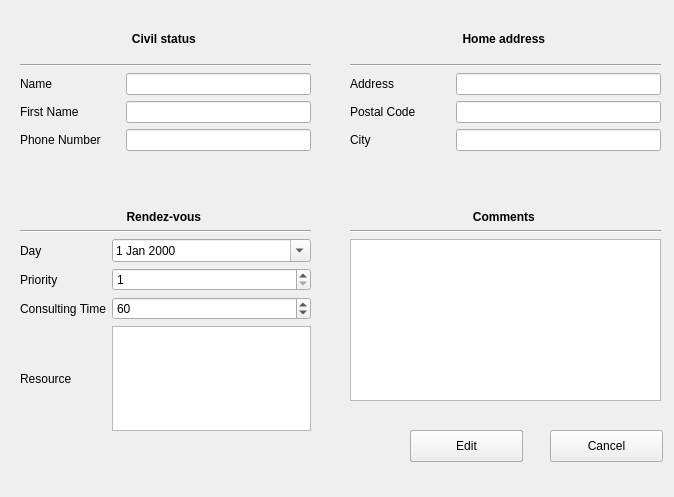
The window that customer.ui (GouVsky/Projet_C-) describes before a commit, drawn with Qt 5.
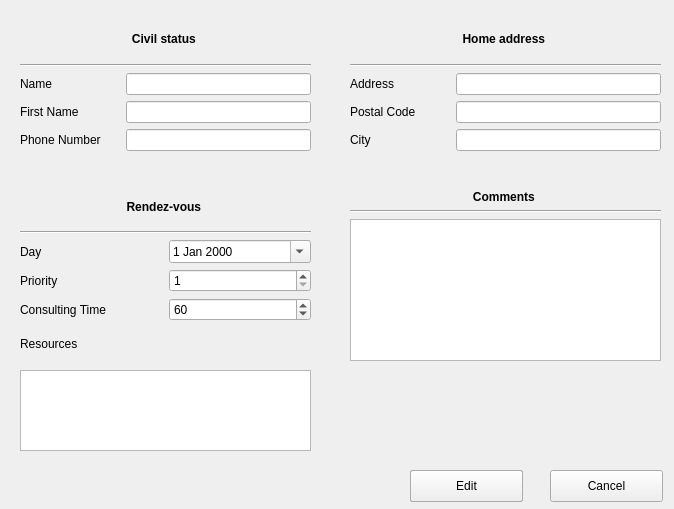
The same window after the commit.

Commit message: Update of selected resources method.

```diff
--- a/customer.ui
+++ b/customer.ui
@@ -7,7 +7,7 @@
     <x>0</x>
     <y>0</y>
     <width>674</width>
-    <height>497</height>
+    <height>509</height>
    </rect>
   </property>
   <property name="windowTitle">
@@ -17,7 +17,7 @@
    <property name="geometry">
     <rect>
      <x>410</x>
-     <y>430</y>
+     <y>470</y>
      <width>113</width>
      <height>32</height>
     </rect>
@@ -111,9 +111,9 @@
    <property name="geometry">
     <rect>
      <x>350</x>
-     <y>210</y>
+     <y>190</y>
      <width>311</width>
-     <height>191</height>
+     <height>171</height>
     </rect>
    </property>
    <layout class="QGridLayout" name="layoutComments">
@@ -143,9 +143,9 @@
    <property name="geometry">
     <rect>
      <x>20</x>
-     <y>210</y>
+     <y>190</y>
      <width>291</width>
-     <height>221</height>
+     <height>171</height>
     </rect>
    </property>
    <layout class="QGridLayout" name="layoutRendezVous">
@@ -217,14 +217,7 @@
     <item row="5" column="0">
      <widget class="QLabel" name="label">
       <property name="text">
-       <string>Resource</string>
-      </property>
-     </widget>
-    </item>
-    <item row="5" column="1">
-     <widget class="QListWidget" name="resourcesList">
-      <property name="selectionMode">
-       <enum>QAbstractItemView::MultiSelection</enum>
+       <string>Resources</string>
       </property>
      </widget>
     </item>
@@ -234,7 +227,7 @@
    <property name="geometry">
     <rect>
      <x>550</x>
-     <y>430</y>
+     <y>470</y>
      <width>113</width>
      <height>32</height>
     </rect>
@@ -306,7 +299,7 @@
    <property name="geometry">
     <rect>
      <x>410</x>
-     <y>430</y>
+     <y>470</y>
      <width>113</width>
      <height>32</height>
     </rect>
@@ -315,6 +308,19 @@
     <string>Edit</string>
    </property>
   </widget>
+  <widget class="QListWidget" name="resourcesList">
+   <property name="geometry">
+    <rect>
+     <x>20</x>
+     <y>370</y>
+     <width>291</width>
+     <height>81</height>
+    </rect>
+   </property>
+   <property name="selectionMode">
+    <enum>QAbstractItemView::MultiSelection</enum>
+   </property>
+  </widget>
  </widget>
  <tabstops>
   <tabstop>editName</tabstop>
```
Left out of the diff: 80 changed lines with no effect on the pictures. The commit also changes 2 other files.
